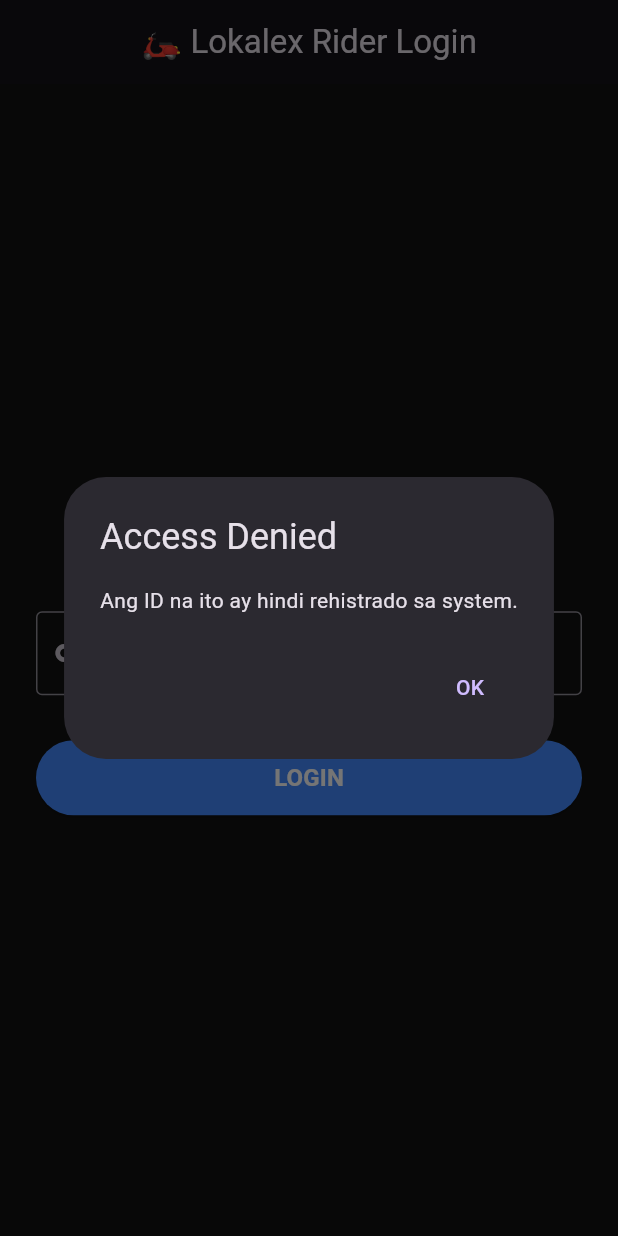
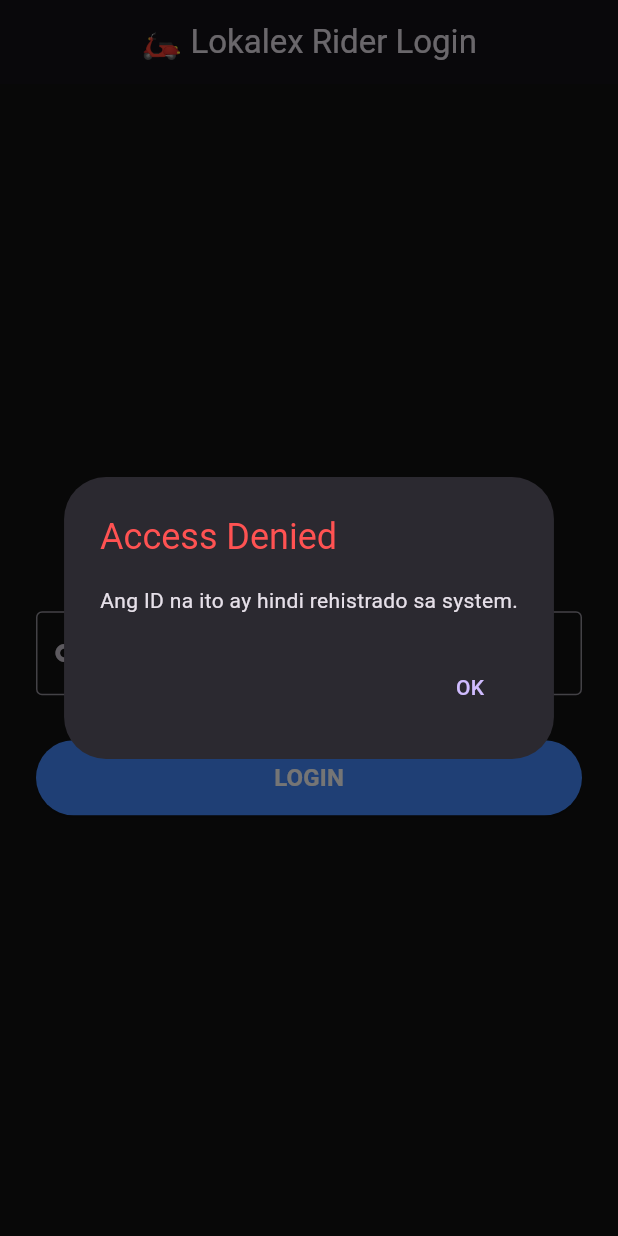
Before and after one commit to mielglitx/RiderToolkit, a Flutter app: the screen it shows after launch, after a tap on "LOGIN", on a phone screen of 412 x 824 dp. Run offline on Flutter 3.47's test engine with Material 3 defaults, Android fonts, the phone set to English and light mode, and no system bars; our stand-ins replace package_info_plus, shared_preferences.

Commit message:
Updated LoginScreen with secure ID checking and offline bypass

```diff
--- a/lib/main.dart
+++ b/lib/main.dart
@@ -135,8 +135,7 @@
 class _LoginScreenState extends State<LoginScreen> {
   final TextEditingController _idController = TextEditingController();
 
-  // 1. HARDCODED LIST: This list stays inside the app.
-  // It is not displayed on the UI, keeping it hidden from casual viewing.
+  // 1. HARDCODED LIST: Checking this map replaces the server request
   final Map<String, String> _authorizedRiders = {
     "8970234870": "Ruth",
     "8633253437": "Rex",
@@ -153,7 +152,7 @@
   void _processLogin() async {
     String inputId = _idController.text.trim();
 
-    // 2. CHECK: Does the ID exist in our secure map?
+    // 2. LOGIC: Check the map instead of the server
     if (_authorizedRiders.containsKey(inputId)) {
       String riderName = _authorizedRiders[inputId]!;
 
@@ -172,7 +171,7 @@
       showDialog(
         context: context,
         builder: (context) => AlertDialog(
-          title: const Text("Access Denied"),
+          title: const Text("Access Denied", style: TextStyle(color: Colors.redAccent)),
           content: const Text("Ang ID na ito ay hindi rehistrado sa system."),
           actions: [TextButton(onPressed: () => Navigator.pop(context), child: const Text("OK"))],
         ),
```
